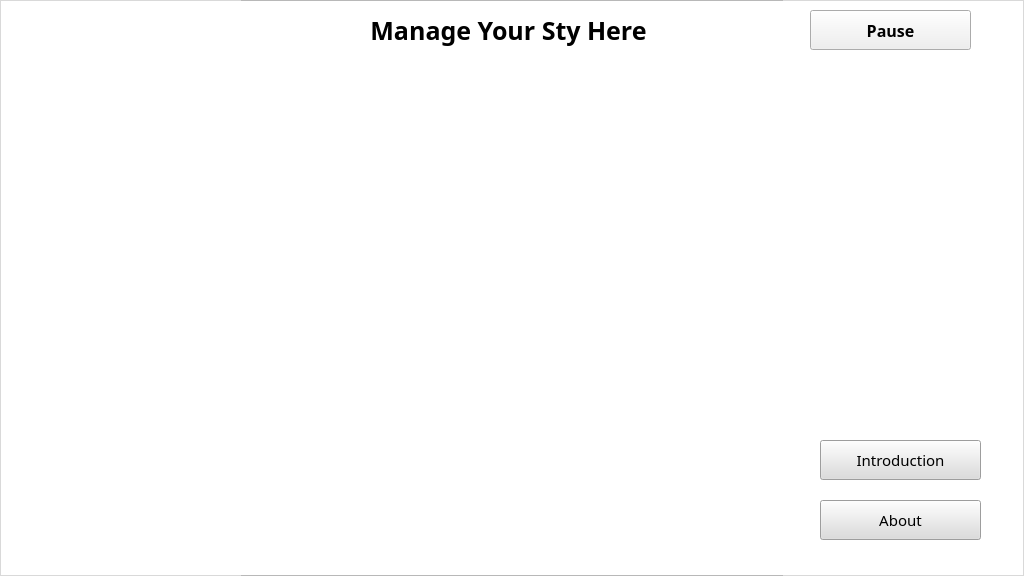
Old version of the form GameMainWindow.ui in the repository 1ncrd/Farm.
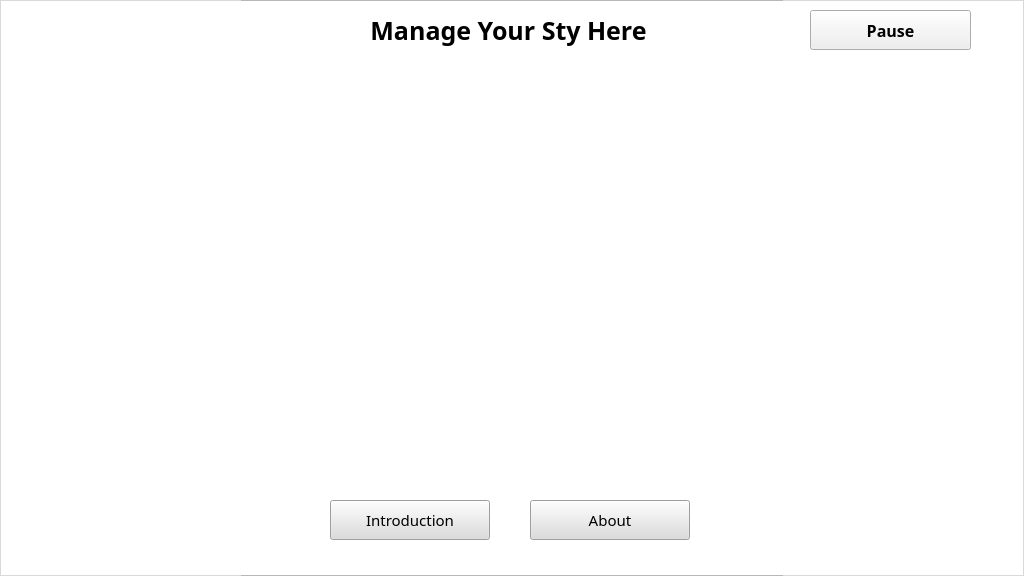
New version of the form. Icons and pictures are not drawn. Custom widgets are drawn as their Qt base class.

The edit to the form file:
```diff
--- a/GameMainWindow.ui
+++ b/GameMainWindow.ui
@@ -59,7 +59,6 @@
     </property>
     <property name="font">
      <font>
-      <family>Minecraft</family>
       <italic>false</italic>
       <bold>false</bold>
       <underline>false</underline>
@@ -138,9 +137,9 @@
    <widget class="MyPushButton" name="pushButton_introduction">
     <property name="geometry">
      <rect>
-      <x>820</x>
-      <y>440</y>
-      <width>161</width>
+      <x>330</x>
+      <y>500</y>
+      <width>160</width>
       <height>40</height>
      </rect>
     </property>
@@ -165,9 +164,9 @@
    <widget class="MyPushButton" name="pushButton_about">
     <property name="geometry">
      <rect>
-      <x>820</x>
+      <x>530</x>
       <y>500</y>
-      <width>161</width>
+      <width>160</width>
       <height>40</height>
      </rect>
     </property>
@@ -189,6 +188,42 @@
      <string>About</string>
     </property>
    </widget>
+   <widget class="QLabel" name="label_time_to_dieout">
+    <property name="geometry">
+     <rect>
+      <x>800</x>
+      <y>450</y>
+      <width>201</width>
+      <height>111</height>
+     </rect>
+    </property>
+    <property name="sizePolicy">
+     <sizepolicy hsizetype="Fixed" vsizetype="Preferred">
+      <horstretch>0</horstretch>
+      <verstretch>0</verstretch>
+     </sizepolicy>
+    </property>
+    <property name="font">
+     <font>
+      <family>Minecraft</family>
+      <pointsize>11</pointsize>
+      <italic>false</italic>
+      <bold>false</bold>
+      <underline>false</underline>
+      <strikeout>false</strikeout>
+      <kerning>true</kerning>
+     </font>
+    </property>
+    <property name="text">
+     <string/>
+    </property>
+    <property name="alignment">
+     <set>Qt::AlignLeading|Qt::AlignLeft|Qt::AlignTop</set>
+    </property>
+    <property name="wordWrap">
+     <bool>true</bool>
+    </property>
+   </widget>
    <zorder>listView</zorder>
    <zorder>listView_2</zorder>
    <zorder>listView_3</zorder>
```
Left out of the diff: 2 changed lines with no effect on the pictures.
